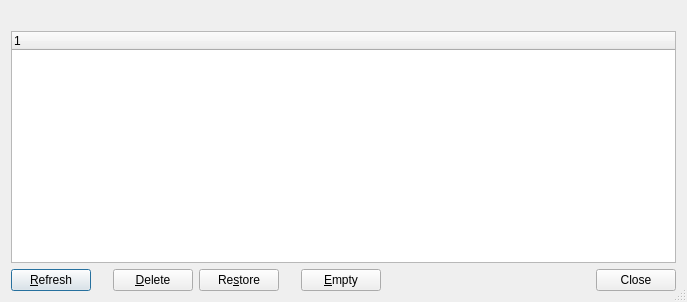
Above: src/trash-window.ui from Lithopsian/qt6dirstat before the change. Below: the same form after it.
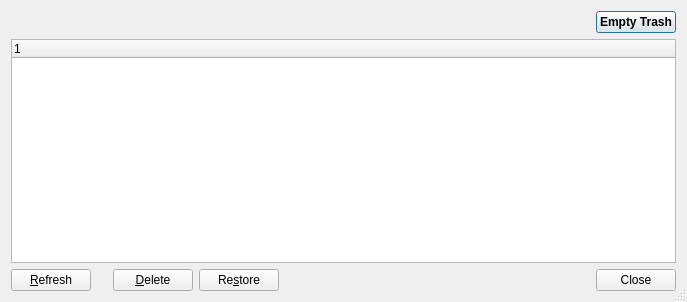
That is the form after the change. Icons and pictures are not drawn.

Commit message: Buttons, focus, and defaults

Diff of the .ui file:
```diff
--- a/src/trash-window.ui
+++ b/src/trash-window.ui
@@ -22,7 +22,7 @@
   </property>
   <layout class="QVBoxLayout" name="verticalLayout">
    <item>
-    <layout class="QHBoxLayout" name="horizontalLayout" stretch="0,1">
+    <layout class="QHBoxLayout" name="horizontalLayout" stretch="0,0,0">
      <item>
       <widget class="QLabel" name="headingIcon">
        <property name="pixmap">
@@ -32,14 +32,33 @@
      </item>
      <item>
       <widget class="QLabel" name="heading">
+       <property name="sizePolicy">
+        <sizepolicy hsizetype="Expanding" vsizetype="Preferred">
+         <horstretch>0</horstretch>
+         <verstretch>0</verstretch>
+        </sizepolicy>
+       </property>
        <property name="font">
         <font>
          <weight>75</weight>
          <bold>true</bold>
         </font>
        </property>
-       <property name="buddy">
-        <cstring>treeWidget</cstring>
+      </widget>
+     </item>
+     <item>
+      <widget class="QPushButton" name="emptyButton">
+       <property name="font">
+        <font>
+         <weight>75</weight>
+         <bold>true</bold>
+        </font>
+       </property>
+       <property name="toolTip">
+        <string>Remove all trash items from all accessible trash directories and permanently delete them</string>
+       </property>
+       <property name="text">
+        <string>Empty Trash</string>
        </property>
       </widget>
      </item>
@@ -108,16 +127,6 @@
        </item>
       </layout>
      </item>
-     <item>
-      <widget class="QPushButton" name="emptyButton">
-       <property name="toolTip">
-        <string>Remove all trash items from all accessible trash directories and permanently delete them</string>
-       </property>
-       <property name="text">
-        <string>&amp;Empty</string>
-       </property>
-      </widget>
-     </item>
      <item>
       <widget class="QDialogButtonBox" name="buttonBox">
        <property name="standardButtons">
```
Left out of the diff: 3 changed lines with no effect on the pictures. The commit also changes 9 other files.
